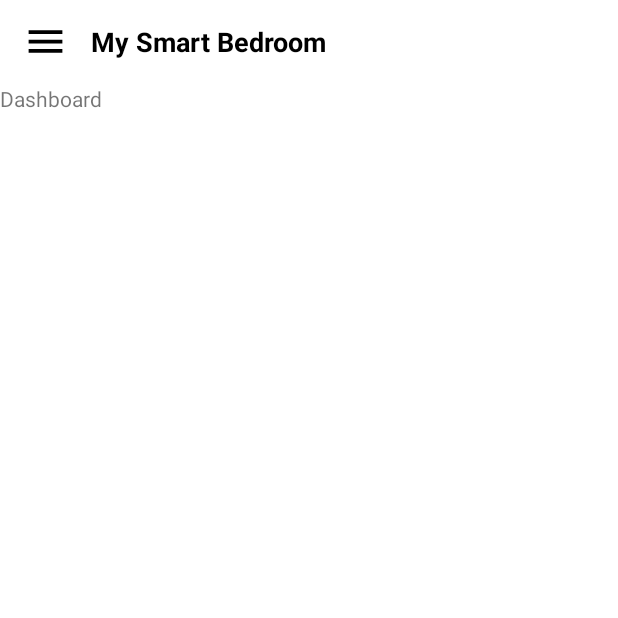
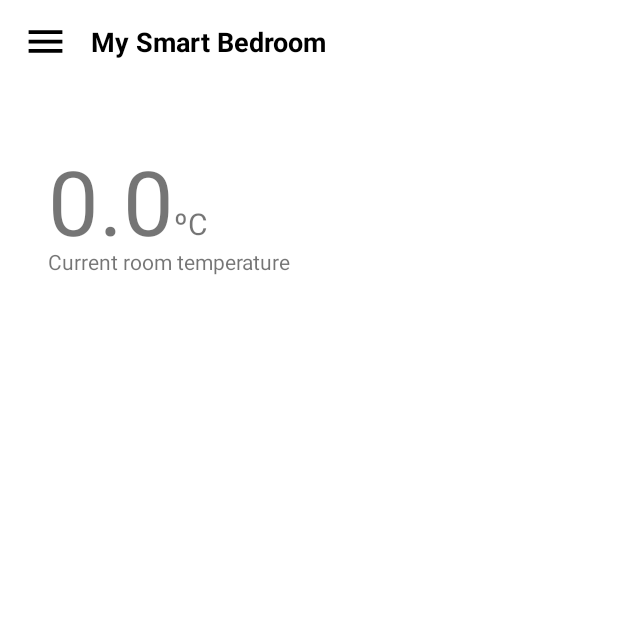
Before and after one commit to brendonrodrigues1999/My-Smart-Bedroom, an Android app: the DashboardFragment screen opened directly, with no data from a screen before it, on a phone screen of 412 x 824 dp, the top half of it. Run offline under Robolectric (Android 15) with nearby library versions, the phone set to English and light mode, and no system bars; our stand-ins replace Firebase (no records; nobody signed in at launch, a user with empty details on screens opened directly), navigation-ui; 1 statement that could not run was skipped.

Commit message:
Android: implemented functionality to get current room temperature

```diff
--- a/app/src/main/java/com/example/mysmartbedroom/DashboardFragment.kt
+++ b/app/src/main/java/com/example/mysmartbedroom/DashboardFragment.kt
@@ -1,10 +1,16 @@
 package com.example.mysmartbedroom
 
 import android.os.Bundle
+import android.util.Log
 import androidx.fragment.app.Fragment
 import android.view.LayoutInflater
 import android.view.View
 import android.view.ViewGroup
+import android.widget.TextView
+import androidx.navigation.fragment.findNavController
+import com.example.mysmartbedroom.classes.Bedroom
+import com.google.firebase.auth.FirebaseAuth
+import com.google.firebase.database.*
 
 // TODO: Rename parameter arguments, choose names that match
 // the fragment initialization parameters, e.g. ARG_ITEM_NUMBER
@@ -20,6 +26,7 @@ class DashboardFragment : Fragment() {
     // TODO: Rename and change types of parameters
     private var param1: String? = null
     private var param2: String? = null
+    private lateinit var auth: FirebaseAuth
 
     override fun onCreate(savedInstanceState: Bundle?) {
         super.onCreate(savedInstanceState)
@@ -29,12 +36,28 @@ class DashboardFragment : Fragment() {
         }
     }
 
+
     override fun onCreateView(
         inflater: LayoutInflater, container: ViewGroup?,
         savedInstanceState: Bundle?
     ): View? {
-        // Inflate the layout for this fragment
-        return inflater.inflate(R.layout.fragment_dashboard, container, false)
+        val view = inflater.inflate(R.layout.fragment_dashboard, container, false)
+        auth = FirebaseAuth.getInstance()
+        var bedroom = Bedroom("",0.0,"")
+        val ref = FirebaseDatabase.getInstance().getReference(auth.currentUser?.uid.toString())
+        ref.addValueEventListener(object : ValueEventListener{
+            override fun onDataChange(dataSnapshot : DataSnapshot) {
+                bedroom = dataSnapshot.getValue(Bedroom::class.java)!!
+                val tempView = view.findViewById<TextView>(R.id.temperatureView)
+                tempView.text = bedroom.Temperature.toString()
+            }
+            override fun onCancelled(databaseError: DatabaseError) {
+                Log.w("TAG", "loadPost:onCancelled", databaseError.toException())
+            }
+
+        })
+        return view
+
     }
 
     companion object {
--- a/app/src/main/java/com/example/mysmartbedroom/RegisterUserActivity.kt
+++ b/app/src/main/java/com/example/mysmartbedroom/RegisterUserActivity.kt
@@ -40,7 +40,7 @@ class RegisterUserActivity : AppCompatActivity() {
                             doc.set(user as Map<String, Any>).addOnCompleteListener(this) { task ->
                                 if (task.isSuccessful) {
                                     val ref = FirebaseDatabase.getInstance().getReference(userId)
-                                    ref.child("Main Lights").setValue("off")
+                                    ref.child("Lights").setValue("off")
                                     ref.child("Curtains").setValue("close")
                                     ref.child("Temperature").setValue(0)
                                     Toast.makeText(this,"User Added!", Toast.LENGTH_SHORT).show()
--- /dev/null
+++ b/app/src/main/java/com/example/mysmartbedroom/classes/Bedroom.kt
@@ -0,0 +1,5 @@
+package com.example.mysmartbedroom.classes
+
+class Bedroom(var Curtains: String,  var Temperature: Double, var Lights: String) {
+    constructor(): this ("",0.0,"")
+}
--- a/app/src/main/res/layout/fragment_dashboard.xml
+++ b/app/src/main/res/layout/fragment_dashboard.xml
@@ -1,14 +1,39 @@
 <?xml version="1.0" encoding="utf-8"?>
-<FrameLayout xmlns:android="http://schemas.android.com/apk/res/android"
+<androidx.constraintlayout.widget.ConstraintLayout xmlns:android="http://schemas.android.com/apk/res/android"
+    xmlns:app="http://schemas.android.com/apk/res-auto"
     xmlns:tools="http://schemas.android.com/tools"
     android:layout_width="match_parent"
     android:layout_height="match_parent"
     tools:context=".DashboardFragment">
 
-    <!-- TODO: Update blank fragment layout -->
+
     <TextView
-        android:layout_width="match_parent"
-        android:layout_height="match_parent"
-        android:text="Dashboard" />
+        android:id="@+id/temperatureView"
+        android:layout_width="wrap_content"
+        android:layout_height="wrap_content"
+        android:layout_marginStart="32dp"
+        android:layout_marginTop="37dp"
+        android:textSize="60sp"
+        app:layout_constraintStart_toStartOf="parent"
+        app:layout_constraintTop_toTopOf="parent" />
 
-</FrameLayout>
+    <TextView
+        android:id="@+id/textView12"
+        android:layout_width="wrap_content"
+        android:layout_height="wrap_content"
+        android:layout_marginTop="79dp"
+        android:text="ºC"
+        android:textSize="20sp"
+        app:layout_constraintStart_toEndOf="@+id/temperatureView"
+        app:layout_constraintTop_toTopOf="parent" />
+
+    <TextView
+        android:id="@+id/tempDescriptionView"
+        android:layout_width="wrap_content"
+        android:layout_height="wrap_content"
+        android:text="Current room temperature"
+        app:layout_constraintBottom_toBottomOf="@+id/temperatureView"
+        app:layout_constraintStart_toStartOf="@+id/temperatureView"
+        app:layout_constraintTop_toBottomOf="@+id/temperatureView" />
+
+</androidx.constraintlayout.widget.ConstraintLayout>
```
